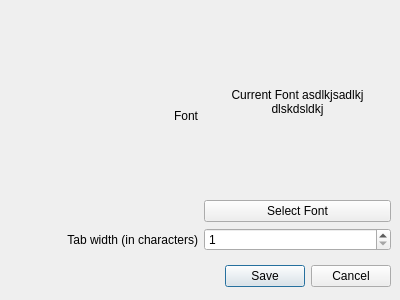
Old version of the form src/preferencesdialog.ui in the repository ali-rantakari/QarkDown.
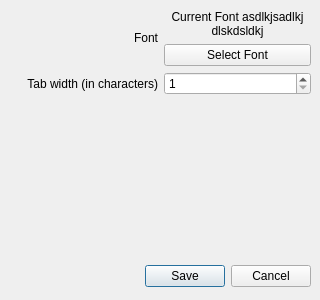
New version of the form.

Commit message: Make prefs dialog layout a bit nicer.

```diff
--- a/src/preferencesdialog.ui
+++ b/src/preferencesdialog.ui
@@ -6,7 +6,7 @@
    <rect>
     <x>0</x>
     <y>0</y>
-    <width>400</width>
+    <width>320</width>
     <height>300</height>
    </rect>
   </property>
@@ -18,13 +18,13 @@
   </property>
   <property name="minimumSize">
    <size>
-    <width>400</width>
+    <width>320</width>
     <height>300</height>
    </size>
   </property>
   <property name="maximumSize">
    <size>
-    <width>400</width>
+    <width>320</width>
     <height>300</height>
    </size>
   </property>
@@ -45,7 +45,7 @@
     <rect>
      <x>10</x>
      <y>260</y>
-     <width>381</width>
+     <width>301</width>
      <height>32</height>
     </rect>
    </property>
@@ -61,7 +61,7 @@
     <rect>
      <x>10</x>
      <y>10</y>
-     <width>381</width>
+     <width>301</width>
      <height>241</height>
     </rect>
    </property>
@@ -132,6 +132,19 @@
       </property>
      </widget>
     </item>
+    <item row="2" column="0">
+     <spacer name="verticalSpacer">
+      <property name="orientation">
+       <enum>Qt::Vertical</enum>
+      </property>
+      <property name="sizeHint" stdset="0">
+       <size>
+        <width>20</width>
+        <height>40</height>
+       </size>
+      </property>
+     </spacer>
+    </item>
    </layout>
   </widget>
  </widget>
```
